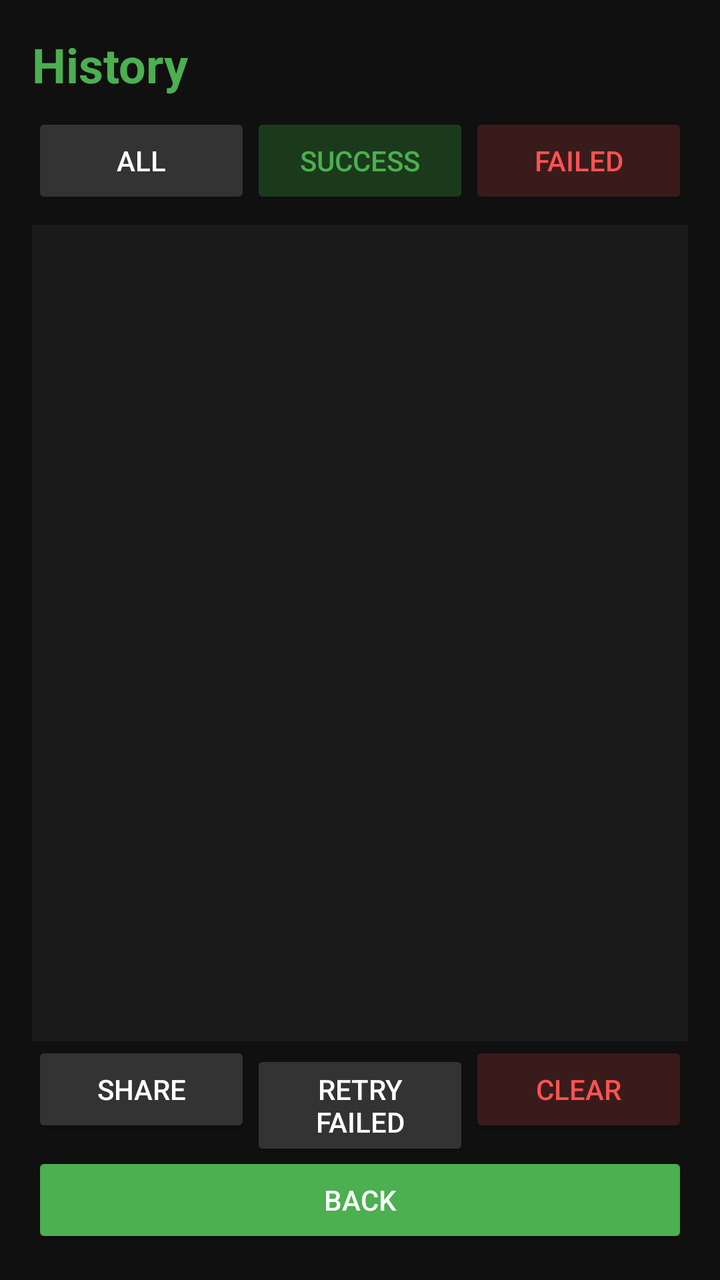
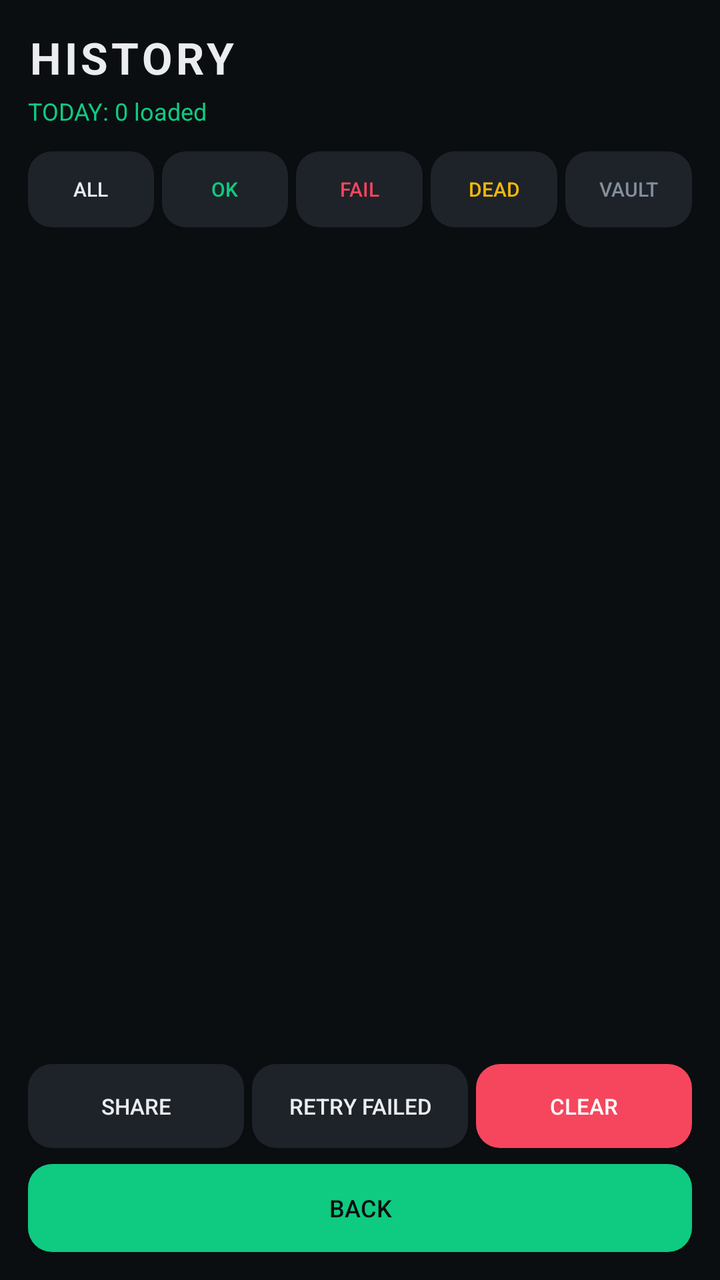

Two renders of the same Android screen: before a commit and after it. Below are the layout's source before the change and the commit's diff.
<!-- AndroidManifest.xml: application theme Theme.AppCompat.NoActionBar -->
<!-- res/layout/activity_history.xml -->
<?xml version="1.0" encoding="utf-8"?>
<LinearLayout xmlns:android="http://schemas.android.com/apk/res/android"
    android:layout_width="match_parent" android:layout_height="match_parent"
    android:orientation="vertical" android:padding="16dp" android:background="#101010">

    <TextView android:layout_width="wrap_content" android:layout_height="wrap_content"
        android:text="History" android:textColor="#4CAF50" android:textSize="24sp" android:textStyle="bold"/>

    <LinearLayout android:layout_width="match_parent" android:layout_height="wrap_content"
        android:orientation="horizontal" android:layout_marginTop="8dp">
        <Button android:id="@+id/bAll" android:layout_width="0dp" android:layout_weight="1"
            android:layout_height="wrap_content" android:text="ALL"
            android:backgroundTint="#333333" android:textColor="#FFFFFF"/>
        <Button android:id="@+id/bOk" android:layout_width="0dp" android:layout_weight="1"
            android:layout_height="wrap_content" android:text="SUCCESS"
            android:backgroundTint="#1B3A1B" android:textColor="#4CAF50"/>
        <Button android:id="@+id/bFail" android:layout_width="0dp" android:layout_weight="1"
            android:layout_height="wrap_content" android:text="FAILED"
            android:backgroundTint="#3A1B1B" android:textColor="#FF5252"/>
    </LinearLayout>

    <ListView android:id="@+id/lvHistory" android:layout_width="match_parent"
        android:layout_height="0dp" android:layout_weight="1" android:divider="@null"
        android:background="#1A1A1A" android:layout_marginTop="8dp"/>

    <LinearLayout android:layout_width="match_parent" android:layout_height="wrap_content"
        android:orientation="horizontal">
        <Button android:id="@+id/bShare" android:layout_width="0dp" android:layout_weight="1"
            android:layout_height="wrap_content" android:text="SHARE"
            android:backgroundTint="#333333" android:textColor="#FFFFFF"/>
        <Button android:id="@+id/bRetry" android:layout_width="0dp" android:layout_weight="1"
            android:layout_height="wrap_content" android:text="RETRY FAILED"
            android:backgroundTint="#333333" android:textColor="#FFFFFF"/>
        <Button android:id="@+id/bClear" android:layout_width="0dp" android:layout_weight="1"
            android:layout_height="wrap_content" android:text="CLEAR"
            android:backgroundTint="#3A1B1B" android:textColor="#FF5252"/>
    </LinearLayout>
    <Button android:id="@+id/bBack" android:layout_width="match_parent"
        android:layout_height="wrap_content" android:text="BACK"
        android:backgroundTint="#4CAF50" android:textColor="#FFFFFF"/>
</LinearLayout>
<!-- resources referenced by this layout -->
<resources>

</resources>

<!-- the commit's change to res/layout/activity_history.xml (unified diff, before → after) -->
@@ -1,41 +1,53 @@
 <?xml version="1.0" encoding="utf-8"?>
 <LinearLayout xmlns:android="http://schemas.android.com/apk/res/android"
     android:layout_width="match_parent" android:layout_height="match_parent"
-    android:orientation="vertical" android:padding="16dp" android:background="#101010">
+    android:orientation="vertical" android:padding="14dp" android:background="#0B0E11">
 
     <TextView android:layout_width="wrap_content" android:layout_height="wrap_content"
-        android:text="History" android:textColor="#4CAF50" android:textSize="24sp" android:textStyle="bold"/>
+        android:text="HISTORY" android:textColor="#EAECEF" android:textSize="22sp"
+        android:textStyle="bold" android:letterSpacing="0.08"/>
+    <TextView android:id="@+id/tvScore" android:layout_width="wrap_content"
+        android:layout_height="wrap_content" android:text="TODAY: 0 loaded"
+        android:textColor="#0ECB81" android:textSize="12sp" android:layout_marginTop="4dp"/>
 
     <LinearLayout android:layout_width="match_parent" android:layout_height="wrap_content"
-        android:orientation="horizontal" android:layout_marginTop="8dp">
+        android:orientation="horizontal" android:layout_marginTop="12dp">
         <Button android:id="@+id/bAll" android:layout_width="0dp" android:layout_weight="1"
-            android:layout_height="wrap_content" android:text="ALL"
-            android:backgroundTint="#333333" android:textColor="#FFFFFF"/>
+            android:layout_height="38dp" android:text="ALL" android:textSize="10sp"
+            android:background="@drawable/btn_bg" android:textColor="#EAECEF" android:layout_marginEnd="4dp"/>
         <Button android:id="@+id/bOk" android:layout_width="0dp" android:layout_weight="1"
-            android:layout_height="wrap_content" android:text="SUCCESS"
-            android:backgroundTint="#1B3A1B" android:textColor="#4CAF50"/>
+            android:layout_height="38dp" android:text="OK" android:textSize="10sp"
+            android:background="@drawable/btn_bg" android:textColor="#0ECB81" android:layout_marginEnd="4dp"/>
         <Button android:id="@+id/bFail" android:layout_width="0dp" android:layout_weight="1"
-            android:layout_height="wrap_content" android:text="FAILED"
-            android:backgroundTint="#3A1B1B" android:textColor="#FF5252"/>
+            android:layout_height="38dp" android:text="FAIL" android:textSize="10sp"
+            android:background="@drawable/btn_bg" android:textColor="#F6465D" android:layout_marginEnd="4dp"/>
+        <Button android:id="@+id/bDead" android:layout_width="0dp" android:layout_weight="1"
+            android:layout_height="38dp" android:text="DEAD" android:textSize="10sp"
+            android:background="@drawable/btn_bg" android:textColor="#F0B90B" android:layout_marginEnd="4dp"/>
+        <Button android:id="@+id/bVault" android:layout_width="0dp" android:layout_weight="1"
+            android:layout_height="38dp" android:text="VAULT" android:textSize="10sp"
+            android:background="@drawable/btn_bg" android:textColor="#848E9C"/>
     </LinearLayout>
 
-    <ListView android:id="@+id/lvHistory" android:layout_width="match_parent"
-        android:layout_height="0dp" android:layout_weight="1" android:divider="@null"
-        android:background="#1A1A1A" android:layout_marginTop="8dp"/>
+    <ScrollView android:layout_width="match_parent" android:layout_height="0dp"
+        android:layout_weight="1" android:layout_marginTop="10dp">
+        <LinearLayout android:id="@+id/llHistory" android:layout_width="match_parent"
+            android:layout_height="wrap_content" android:orientation="vertical"/>
+    </ScrollView>
 
     <LinearLayout android:layout_width="match_parent" android:layout_height="wrap_content"
-        android:orientation="horizontal">
+        android:orientation="horizontal" android:layout_marginTop="10dp">
         <Button android:id="@+id/bShare" android:layout_width="0dp" android:layout_weight="1"
-            android:layout_height="wrap_content" android:text="SHARE"
-            android:backgroundTint="#333333" android:textColor="#FFFFFF"/>
+            android:layout_height="42dp" android:text="SHARE" android:textSize="11sp"
+            android:background="@drawable/btn_bg" android:textColor="#EAECEF" android:layout_marginEnd="4dp"/>
         <Button android:id="@+id/bRetry" android:layout_width="0dp" android:layout_weight="1"
-            android:layout_height="wrap_content" android:text="RETRY FAILED"
-            android:backgroundTint="#333333" android:textColor="#FFFFFF"/>
+            android:layout_height="42dp" android:text="RETRY FAILED" android:textSize="11sp"
+            android:background="@drawable/btn_bg" android:textColor="#EAECEF" android:layout_marginEnd="4dp"/>
         <Button android:id="@+id/bClear" android:layout_width="0dp" android:layout_weight="1"
-            android:layout_height="wrap_content" android:text="CLEAR"
-            android:backgroundTint="#3A1B1B" android:textColor="#FF5252"/>
+            android:layout_height="42dp" android:text="CLEAR" android:textSize="11sp"
+            android:background="@drawable/btn_red" android:textColor="#FFFFFF"/>
     </LinearLayout>
     <Button android:id="@+id/bBack" android:layout_width="match_parent"
-        android:layout_height="wrap_content" android:text="BACK"
-        android:backgroundTint="#4CAF50" android:textColor="#FFFFFF"/>
+        android:layout_height="44dp" android:text="BACK" android:textSize="12sp"
+        android:background="@drawable/btn_green" android:textColor="#0B0E11" android:layout_marginTop="8dp"/>
 </LinearLayout>
<!-- resource entries referenced after the edit -->
@@ -1,5 +1,22 @@
 <!-- resources referenced by this layout -->
 <resources>
-
+  <!-- drawable btn_bg (drawable) -->
+  <?xml version="1.0" encoding="utf-8"?>
+  <shape xmlns:android="http://schemas.android.com/apk/res/android">
+      <solid android:color="#1E2329"/>
+      <corners android:radius="12dp"/>
+  </shape>
+  <!-- drawable btn_green (drawable) -->
+  <?xml version="1.0" encoding="utf-8"?>
+  <shape xmlns:android="http://schemas.android.com/apk/res/android">
+      <solid android:color="#0ECB81"/>
+      <corners android:radius="12dp"/>
+  </shape>
+  <!-- drawable btn_red (drawable) -->
+  <?xml version="1.0" encoding="utf-8"?>
+  <shape xmlns:android="http://schemas.android.com/apk/res/android">
+      <solid android:color="#F6465D"/>
+      <corners android:radius="12dp"/>
+  </shape>
 </resources>
 
